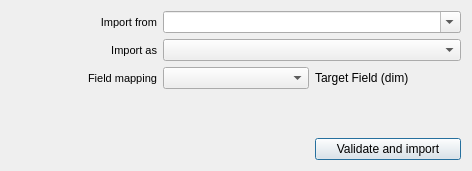
The window that mlapp/src/widgets/dialogs/import_dialog_base.ui (Trailmarker/paddock-power) describes before a commit, drawn with Qt 5.
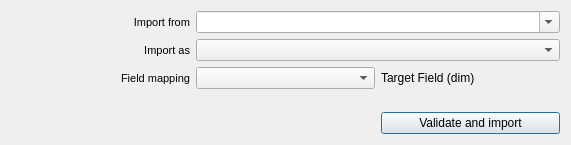
The same window after the commit. Custom widgets are drawn as their Qt base class.

The edit to the form file:
```diff
--- a/mlapp/src/widgets/dialogs/import_dialog_base.ui
+++ b/mlapp/src/widgets/dialogs/import_dialog_base.ui
@@ -6,8 +6,8 @@
    <rect>
     <x>0</x>
     <y>0</y>
-    <width>472</width>
-    <height>171</height>
+    <width>571</width>
+    <height>145</height>
    </rect>
   </property>
   <property name="windowTitle">
```
